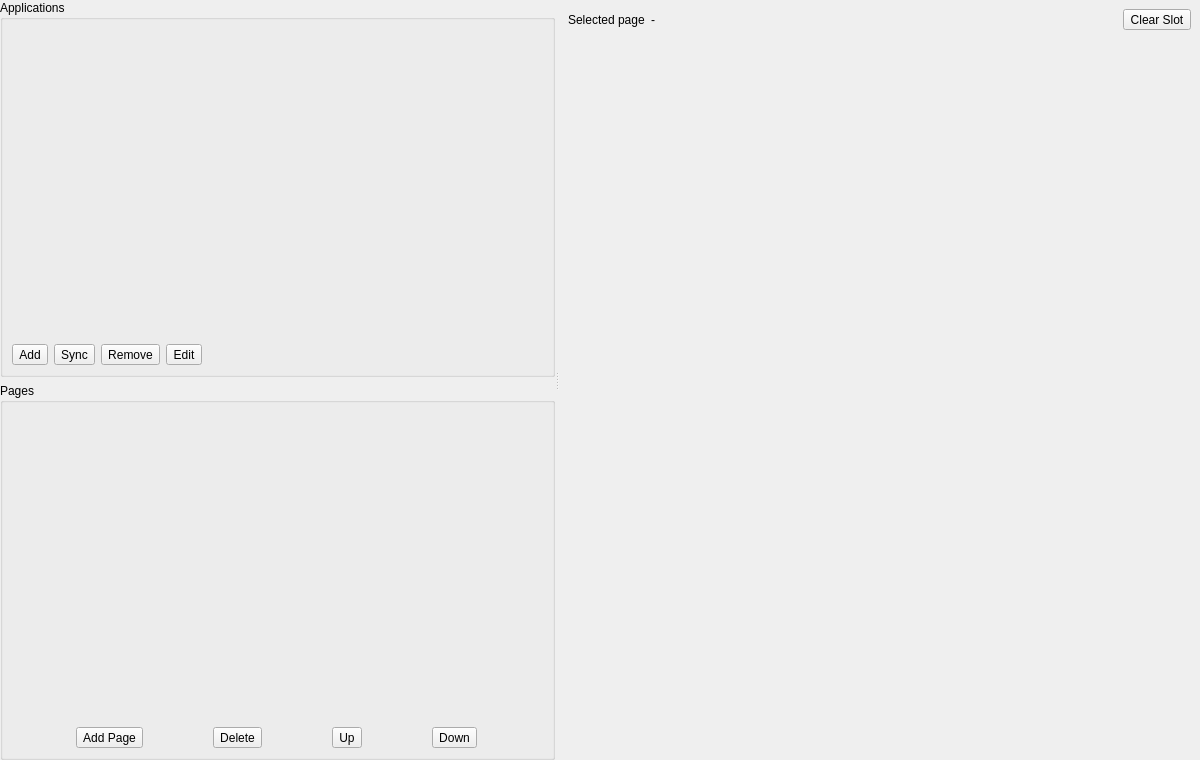
Old version of the form ui/settings/Apps.ui in the repository OpenFairWind/FairWindSK.
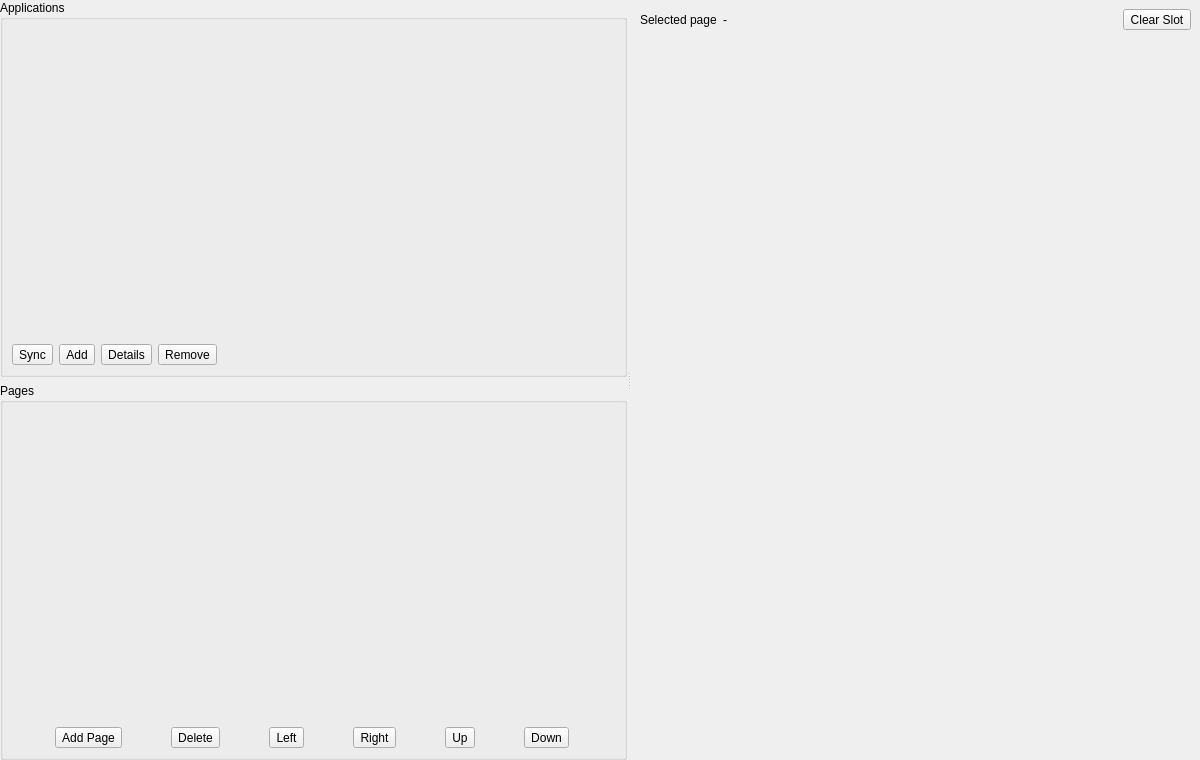
New version of the form.

```diff
--- a/ui/settings/Apps.ui
+++ b/ui/settings/Apps.ui
@@ -44,20 +44,27 @@
           </item>
           <item>
            <layout class="QHBoxLayout" name="horizontalLayout_AvailableAppButtons">
-            <item>
-             <widget class="QToolButton" name="toolButton_Add">
-              <property name="text">
-               <string>Add</string>
-              </property>
-             </widget>
-            </item>
-            <item>
+           <item>
              <widget class="QToolButton" name="toolButton_SyncApps">
               <property name="text">
                <string>Sync</string>
               </property>
              </widget>
             </item>
+            <item>
+             <widget class="QToolButton" name="toolButton_Add">
+              <property name="text">
+               <string>Add</string>
+              </property>
+             </widget>
+            </item>
+            <item>
+             <widget class="QToolButton" name="toolButton_EditApp">
+              <property name="text">
+               <string>Details</string>
+              </property>
+             </widget>
+            </item>
             <item>
              <widget class="QToolButton" name="toolButton_Remove">
               <property name="text">
@@ -65,13 +72,6 @@
               </property>
              </widget>
             </item>
-            <item>
-             <widget class="QToolButton" name="toolButton_EditApp">
-              <property name="text">
-               <string>Edit</string>
-              </property>
-             </widget>
-            </item>
             <item>
              <spacer name="horizontalSpacer_Available">
               <property name="orientation">
@@ -115,6 +115,20 @@
               </property>
              </widget>
             </item>
+            <item>
+             <widget class="QToolButton" name="toolButton_MoveNodeLeft">
+              <property name="text">
+               <string>Left</string>
+              </property>
+             </widget>
+            </item>
+            <item>
+             <widget class="QToolButton" name="toolButton_MoveNodeRight">
+              <property name="text">
+               <string>Right</string>
+              </property>
+             </widget>
+            </item>
             <item>
              <widget class="QToolButton" name="toolButton_MoveNodeUp">
               <property name="text">
```
